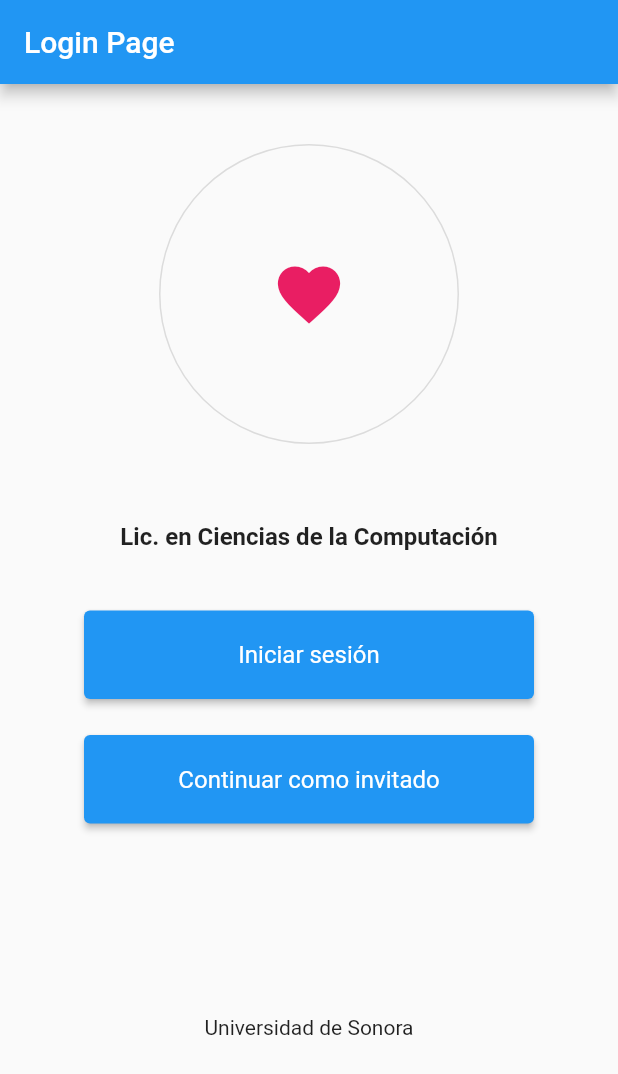
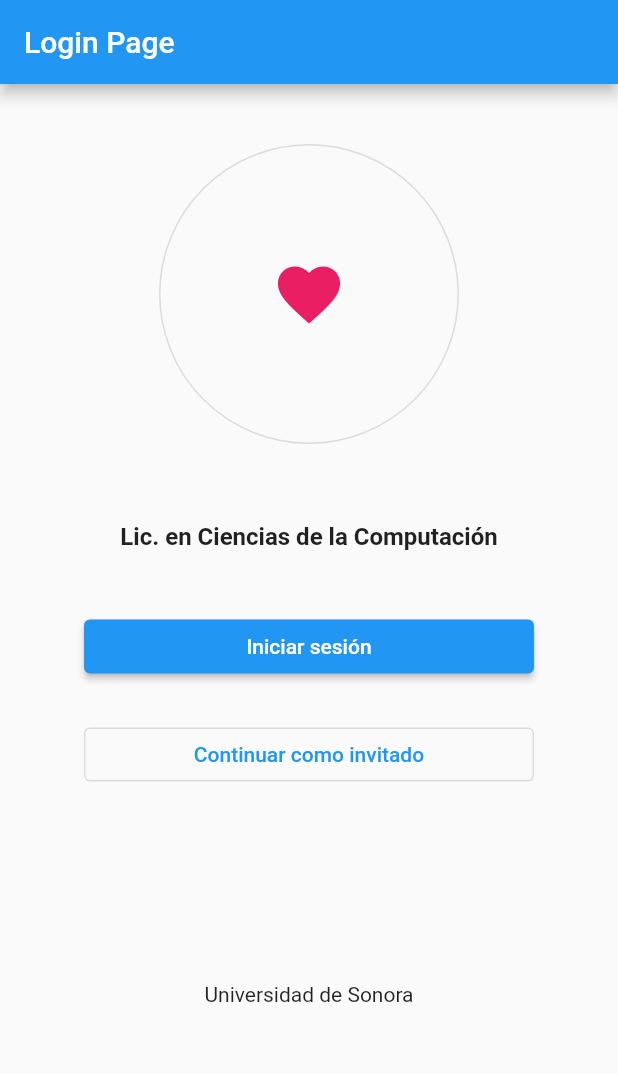
Before and after one commit to CC-unison/LCCHUB, a Flutter app: the screen it shows after launch, on a phone screen of 412 x 824 dp. Shown: the top 1074 px of the screen. Run offline on Flutter 3.47's test engine with Material 2 defaults, Android fonts, the phone set to English and light mode, and no system bars.

Commit message:
Cambios en los botones de inicio de sesión

```diff
--- a/lib/pages/login/login.dart
+++ b/lib/pages/login/login.dart
@@ -44,24 +44,29 @@ class Login extends StatelessWidget {
             ConstrainedBox(
               constraints: const BoxConstraints(maxWidth: 300),
               child: Row(
-                children: const [
+                children: [
                   Expanded(
                     child: Padding(
-                      padding: EdgeInsets.only(top: 28, bottom: 12),
-                      child: GeneralButton(text: "Iniciar sesión"),
+                      padding: const EdgeInsets.only(top: 28, bottom: 12),
+                      child: ElevatedButton(
+                        onPressed: () {},
+                        child: const Text("Iniciar sesión"),
+                      ),
                     ),
-                  ),
+                  )
                 ],
               ),
             ),
             ConstrainedBox(
               constraints: const BoxConstraints(maxWidth: 300),
               child: Row(
-                children: const [
+                children: [
                   Expanded(
                     child: Padding(
-                      padding: EdgeInsets.only(top: 12, bottom: 120),
-                      child: GeneralButton(text: "Continuar como invitado"),
+                      padding: const EdgeInsets.only(top: 12, bottom: 120),
+                      child: OutlinedButton(
+                          onPressed: () {},
+                          child: const Text("Continuar como invitado")),
                     ),
                   ),
                 ],
```
